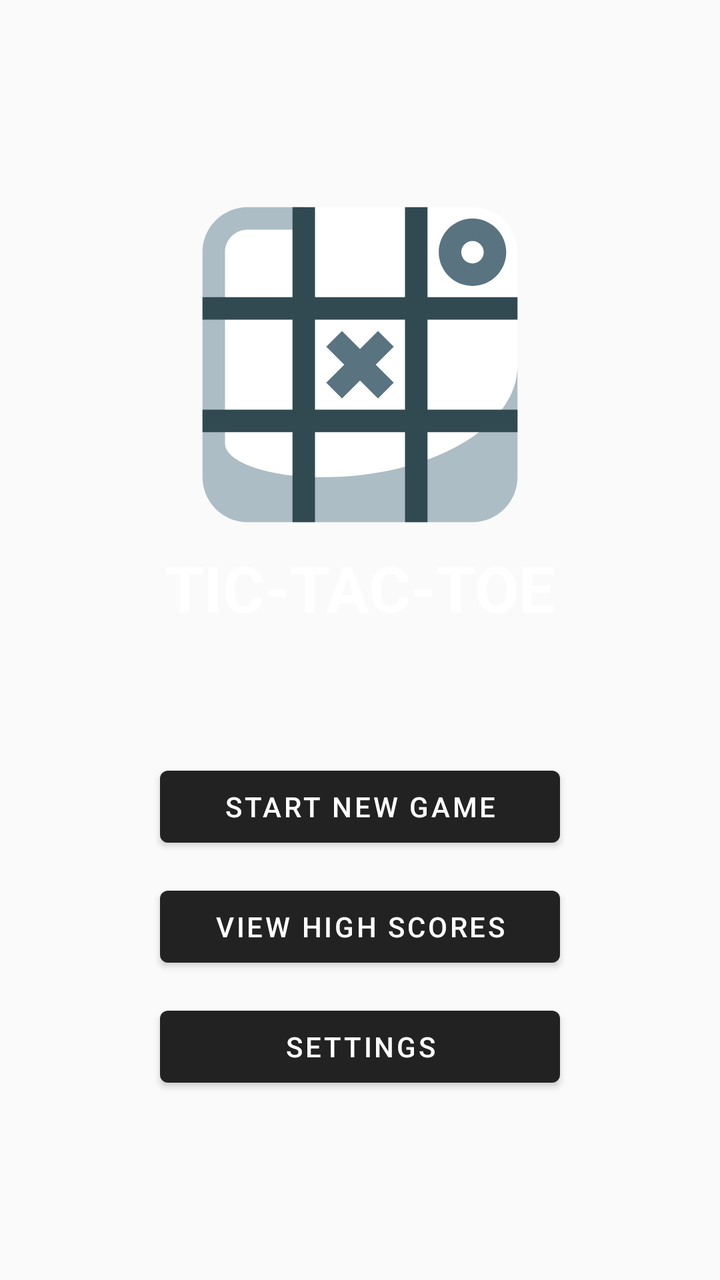
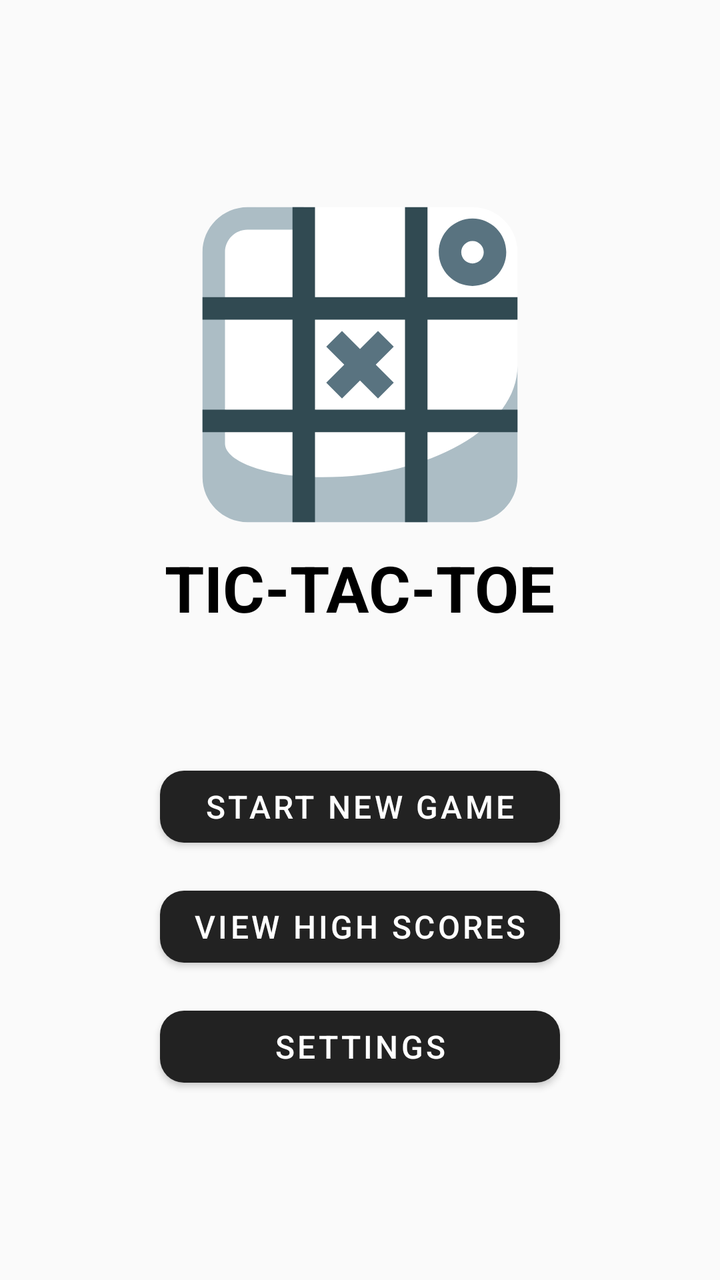

Before-and-after screenshots of an Android layout around one commit, followed by the original layout XML and the change that was made.
<!-- AndroidManifest.xml: activity theme Theme.TicTacToe -->
<!-- res/layout/activity_main_menu.xml -->
<?xml version="1.0" encoding="utf-8"?>
<LinearLayout xmlns:android="http://schemas.android.com/apk/res/android"
    xmlns:tools="http://schemas.android.com/tools"
    android:layout_width="match_parent"
    android:layout_height="match_parent"
    android:orientation="vertical"
    android:gravity="center"
    android:background="?android:windowBackground"
    tools:context=".MainMenuActivity">


    <ImageView
        android:id="@+id/imgLogo"
        android:layout_width="180dp"
        android:layout_height="180dp"
        android:src="@drawable/ic_ttt_logo"
        android:layout_marginTop="0dp"
        android:layout_marginBottom="0dp"
        android:contentDescription="Tic Tac Toe Logo" />

    <TextView
        android:id="@+id/tvTitleLogo"
        android:layout_width="wrap_content"
        android:layout_height="wrap_content"
        android:text="TIC-TAC-TOE"
        android:textSize="32sp"
        android:textStyle="bold"
        android:textColor="?android:textColorPrimary"
        android:layout_marginBottom="64dp"
        android:gravity="center" />

    <Button
        android:id="@+id/btnStartGame"
        android:layout_width="200dp"
        android:layout_height="wrap_content"
        android:text="Start New Game"
        android:layout_marginBottom="12dp" />

    <Button
        android:id="@+id/btnHighScores"
        android:layout_width="200dp"
        android:layout_height="wrap_content"
        android:text="View High Scores"
        android:layout_marginBottom="12dp" />

    <Button
        android:id="@+id/btnSettings"
        android:layout_width="200dp"
        android:layout_height="wrap_content"
        android:text="Settings" />

</LinearLayout>
<!-- resources referenced by this layout -->
<resources>
  <!-- drawable ic_ttt_logo (drawable) -->
  <?xml version="1.0" encoding="utf-8"?>
  <vector xmlns:android="http://schemas.android.com/apk/res/android"
      android:width="64dp"
      android:height="64dp"
      android:viewportWidth="64"
      android:viewportHeight="64">
      <path
          android:fillColor="#fff"
          android:pathData="M6 12c0-4.4 3.6-8 8-8h38c4.4 0 8 3.6 8 8v36c0 5.5-4.5 10-10 10H16c-5.5 0-10-4.5-10-10V12z" />
      <path
          android:fillColor="#acbdc5"
          android:pathData="M8 12c0-2.2 1.8-4 4-4h10V4H12c-4.4 0-8 3.6-8 8v40c0 4.4 3.6 8 8 8h40c4.4 0 8-3.6 8-8V32v.2C60 43.1 44.5 52 25.3 52 15.8 52 8 49.3 8 46V12z" />
      <path
          android:fillColor="#314a52"
          android:fillType="evenOdd"
          android:pathData="M24 24v16h16V24H24zm-4-4V4h4v16h16V4h4v16h16v4H44v16h16v4H44v16h-4V44H24v16h-4V44H4v-4h16V24H4v-4h16z" />
      <path
          android:fillColor="#597380"
          android:fillType="evenOdd"
          android:pathData="M52 6c-3.3 0-6 2.7-6 6s2.7 6 6 6 6-2.7 6-6-2.7-6-6-6zm-2 6c0-1.1.9-2 2-2s2 .9 2 2-.9 2-2 2-2-.9-2-2zM28.8 26l3.2 3.2 3.2-3.2 2.8 2.8-3.2 3.2 3.2 3.2-2.8 2.8-3.2-3.2-3.2 3.2-2.8-2.8 3.2-3.2-3.2-3.2 2.8-2.8z" />
  </vector>
  <style name="Theme.TicTacToe" parent="Theme.MaterialComponents.DayNight.NoActionBar">
          <item name="colorPrimary">@color/theme_default</item>
          <item name="colorPrimaryVariant">@color/theme_dark</item>
          <item name="colorOnPrimary">@color/theme_on</item>
          <item name="colorSecondary">@color/theme_blue</item>
          <item name="colorSecondaryVariant">@color/theme_dark</item>
          <item name="colorOnSecondary">@color/theme_on</item>
          <item name="android:windowBackground">@color/theme_light</item>
          <item name="android:textColorPrimary">@color/theme_on</item>
      </style>
  <color name="theme_default">#222222</color>
  <color name="theme_dark">#121212</color>
  <color name="theme_on">#FFFFFF</color>
  <color name="theme_blue">#1976D2</color>
  <color name="theme_light">#FAFAFA</color>
</resources>

<!-- the commit's change to res/layout/activity_main_menu.xml (unified diff, before → after) -->
@@ -25,12 +25,13 @@
         android:text="TIC-TAC-TOE"
         android:textSize="32sp"
         android:textStyle="bold"
-        android:textColor="?android:textColorPrimary"
+        android:textColor="@color/main_title_color"
         android:layout_marginBottom="64dp"
         android:gravity="center" />
 
     <Button
         android:id="@+id/btnStartGame"
+        style="@style/TicTacToeActionButton"
         android:layout_width="200dp"
         android:layout_height="wrap_content"
         android:text="Start New Game"
@@ -38,6 +39,7 @@
 
     <Button
         android:id="@+id/btnHighScores"
+        style="@style/TicTacToeActionButton"
         android:layout_width="200dp"
         android:layout_height="wrap_content"
         android:text="View High Scores"
@@ -45,6 +47,7 @@
 
     <Button
         android:id="@+id/btnSettings"
+        style="@style/TicTacToeActionButton"
         android:layout_width="200dp"
         android:layout_height="wrap_content"
         android:text="Settings" />
<!-- resource entries referenced after the edit -->
@@ -1,5 +1,6 @@
 <!-- resources referenced by this layout -->
 <resources>
+  <color name="main_title_color">#FF000000</color>
   <!-- drawable ic_ttt_logo (drawable) -->
   <?xml version="1.0" encoding="utf-8"?>
   <vector xmlns:android="http://schemas.android.com/apk/res/android"
@@ -22,6 +23,15 @@
           android:fillType="evenOdd"
           android:pathData="M52 6c-3.3 0-6 2.7-6 6s2.7 6 6 6 6-2.7 6-6-2.7-6-6-6zm-2 6c0-1.1.9-2 2-2s2 .9 2 2-.9 2-2 2-2-.9-2-2zM28.8 26l3.2 3.2 3.2-3.2 2.8 2.8-3.2 3.2 3.2 3.2-2.8 2.8-3.2-3.2-3.2 3.2-2.8-2.8 3.2-3.2-3.2-3.2 2.8-2.8z" />
   </vector>
+  <style name="TicTacToeActionButton" parent="Widget.MaterialComponents.Button">
+          <item name="android:layout_width">160dp</item>
+          <item name="android:layout_height">wrap_content</item>
+          <item name="android:textSize">16sp</item>
+          <item name="android:textColor">?android:textColorPrimary</item>
+          <item name="backgroundTint">?attr/colorPrimary</item>
+          <item name="cornerRadius">12dp</item>
+          <item name="elevation">4dp</item>
+      </style>
   <style name="Theme.TicTacToe" parent="Theme.MaterialComponents.DayNight.NoActionBar">
           <item name="colorPrimary">@color/theme_default</item>
           <item name="colorPrimaryVariant">@color/theme_dark</item>
